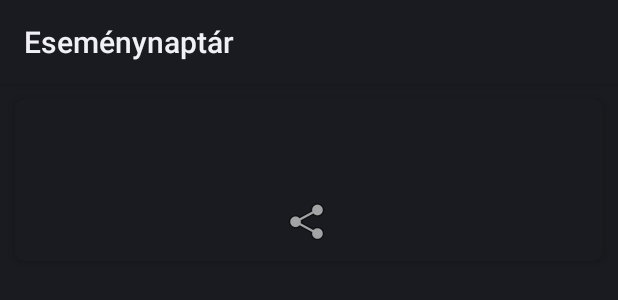
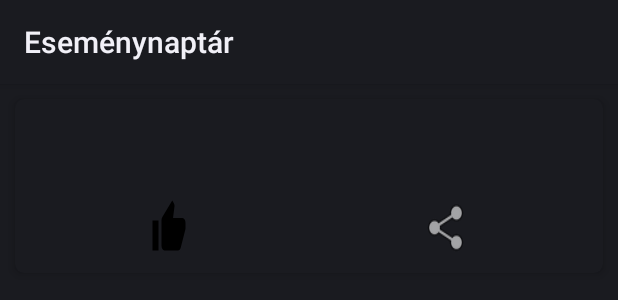
Before and after one commit to AkosUzonyi/Esemenynaptar, an Android app: the layout event_view.xml on its own in the app's theme, with its tools: preview values and no code run, on a phone screen of 412 x 824 dp. Shown: the top 300 px of the screen. Run offline under Robolectric (Android 15) with nearby library versions, the phone set to English and light mode, and no system bars.

Commit message:
Add like button
The liked state of an event is stored in a new column in the database.
Merging the asset database with the app's room database requires some hack.

```diff
--- a/android/app/src/main/java/com/tisza/esemenynaptar/database/EventDao.java
+++ b/android/app/src/main/java/com/tisza/esemenynaptar/database/EventDao.java
@@ -2,6 +2,7 @@ package com.tisza.esemenynaptar.database;
 
 import androidx.lifecycle.*;
 import androidx.room.*;
+import androidx.sqlite.db.*;
 
 import java.util.*;
 
--- /dev/null
+++ b/android/app/src/main/res/drawable/ic_thumb_up_black_24dp.xml
@@ -0,0 +1,9 @@
+<vector xmlns:android="http://schemas.android.com/apk/res/android"
+        android:width="24dp"
+        android:height="24dp"
+        android:viewportWidth="24.0"
+        android:viewportHeight="24.0">
+    <path
+        android:fillColor="#FF000000"
+        android:pathData="M1,21h4L5,9L1,9v12zM23,10c0,-1.1 -0.9,-2 -2,-2h-6.31l0.95,-4.57 0.03,-0.32c0,-0.41 -0.17,-0.79 -0.44,-1.06L14.17,1 7.59,7.59C7.22,7.95 7,8.45 7,9v10c0,1.1 0.9,2 2,2h9c0.83,0 1.54,-0.5 1.84,-1.22l3.02,-7.05c0.09,-0.23 0.14,-0.47 0.14,-0.73v-1.91l-0.01,-0.01L23,10z"/>
+</vector>
--- a/android/app/src/main/res/layout/event_view.xml
+++ b/android/app/src/main/res/layout/event_view.xml
@@ -45,13 +45,40 @@
             android:linksClickable="true"
             />
 
-        <ImageButton
-            android:id="@+id/event_share"
-            android:layout_width="wrap_content"
-            android:layout_height="wrap_content"
+        <LinearLayout
+            android:layout_width="match_parent"
+            android:layout_height="40dp"
+            android:orientation="horizontal"
             android:layout_below="@id/event_text"
-            android:layout_centerHorizontal="true"
-            android:background="@android:drawable/ic_menu_share"
-        />
+            >
+            <FrameLayout
+                android:layout_width="0dp"
+                android:layout_height="match_parent"
+                android:layout_weight="1"
+                >
+                <ImageButton
+                    android:id="@+id/event_like"
+                    android:layout_width="wrap_content"
+                    android:layout_height="match_parent"
+                    android:layout_gravity="center"
+                    android:adjustViewBounds="true"
+                    android:background="@drawable/ic_thumb_up_black_24dp"
+                />
+            </FrameLayout>
+            <FrameLayout
+                android:layout_width="0dp"
+                android:layout_height="match_parent"
+                android:layout_weight="1"
+                >
+                <ImageButton
+                    android:id="@+id/event_share"
+                    android:layout_width="wrap_content"
+                    android:layout_height="match_parent"
+                    android:layout_gravity="center"
+                    android:adjustViewBounds="true"
+                    android:background="@android:drawable/ic_menu_share"
+                />
+            </FrameLayout>
+        </LinearLayout>
     </RelativeLayout>
 </androidx.cardview.widget.CardView>
```
Also changed, not shown: android/app/src/main/java/com/tisza/esemenynaptar/DailyReceiver.java (+5 -2 lines), android/app/src/main/java/com/tisza/esemenynaptar/EventListAdapter.java (+14 -1 lines), android/app/src/main/java/com/tisza/esemenynaptar/MainActivity.java (+16 -11 lines), android/app/src/main/java/com/tisza/esemenynaptar/database/Event.java (+38 -1 lines), android/app/src/main/java/com/tisza/esemenynaptar/database/EventDatabase.java (+49 -11 lines), android/app/src/main/assets/event.db.
